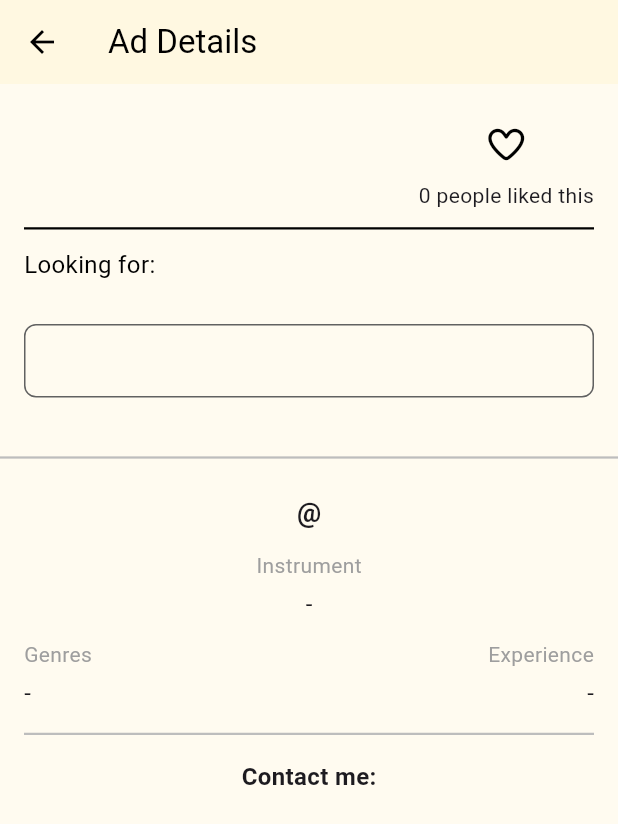
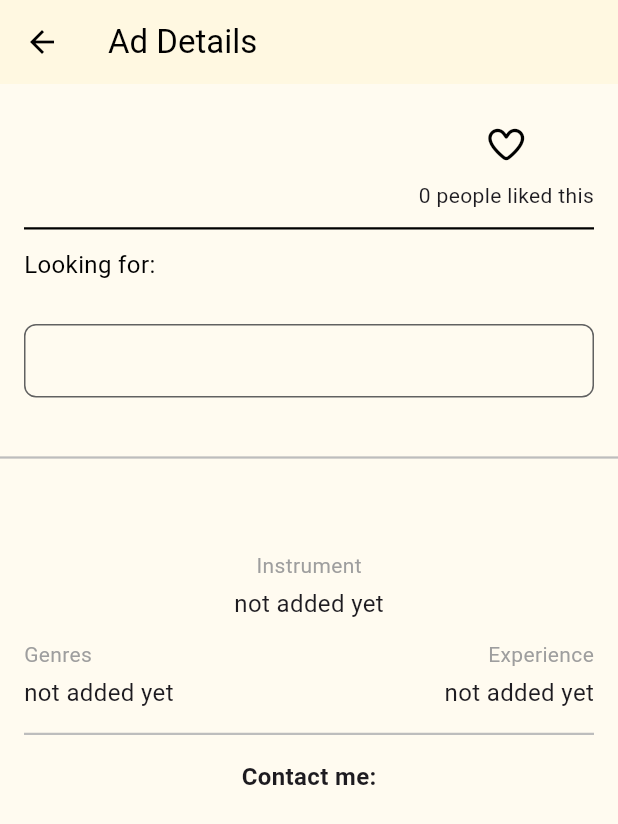
Before and after one commit to krlaan/musicland_app, a Flutter app: the PostDetailsView screen opened directly with empty values, on a phone screen of 412 x 824 dp. Shown: the top 824 px of the screen. Run offline on Flutter 3.47's test engine with Material 3 defaults, Android fonts, the light colour scheme and no system bars; our stand-ins replace cloud_firestore, firebase_auth, firebase_core, flutter_riverpod, font_awesome_flutter, freezed_annotation and 5 more; accounts and stored records are empty; generated files the repository leaves out were written again.

Commit message:
code design changes 3

```diff
--- a/lib/state/auth/backend/authenticator.dart
+++ b/lib/state/auth/backend/authenticator.dart
@@ -56,7 +56,6 @@ class Authenticator {
 
   Future<AuthResult> signInWithGoogle() async {
     try {
-      // Trigger the authentication flow
       final GoogleSignInAccount? googleUser = await GoogleSignIn().signIn();
 
       // If user cancels the sign-in
--- a/lib/state/auth/providers/authentication_provider.dart
+++ b/lib/state/auth/providers/authentication_provider.dart
@@ -90,11 +90,11 @@ class Authentication extends _$Authentication {
       final displayName = _authenticator.currentUserDisplayName;
       final email = _authenticator.currentUserEmail;
 
-      // Create user info with empty instruments and genres so profile setup form appears
+      // Create user info so profile setup form appears
       await saveUserInfo(
         userId: userId,
         email: email,
-        name: displayName ?? email?.split('@').first ?? 'User',
+        name: displayName,
       );
     }
 
--- a/lib/state/is_loading/providers/is_loading_provider.dart
+++ b/lib/state/is_loading/providers/is_loading_provider.dart
@@ -5,7 +5,6 @@ import 'package:riverpod_annotation/riverpod_annotation.dart';
 
 part 'is_loading_provider.g.dart';
 
-// TODO(all): Will add more providers here later
 @riverpod
 bool isLoading(Ref ref) {
   final authProvider = ref.watch(authenticationProvider);
--- a/lib/state/posts/providers/create_post_provider.dart
+++ b/lib/state/posts/providers/create_post_provider.dart
@@ -21,6 +21,7 @@ class CreatePost extends _$CreatePost {
     state = true;
     try {
       final userId = ref.read(userIdProvider);
+
       if (userId == null) {
         return false;
       }
--- a/lib/views/constants/app_colors.dart
+++ b/lib/views/constants/app_colors.dart
@@ -7,8 +7,13 @@ class AppColors {
 
   static const black = Colors.black;
   static const grey = Colors.grey;
+  static final darkGrey = Colors.grey[700];
+  static final lightGrey = Colors.grey[400];
+  static const blue = Colors.blue;
+  static final lightBlue = Colors.blue[700];
   static const red = Colors.red;
-  static final lightGrey = Colors.grey[400];
+
+  static final gold = Colors.amber[700];
   static const green = Colors.green;
   static const lightGreen = Colors.lightGreen;
   static const white = Colors.white;
--- a/lib/views/post_details/post_details_view.dart
+++ b/lib/views/post_details/post_details_view.dart
@@ -10,6 +10,10 @@ import 'package:musicland_app/views/components/likes/likes_count_view.dart';
 import 'package:musicland_app/views/constants/strings.dart';
 import 'package:musicland_app/views/dialogs/alert_dialog_model.dart';
 import 'package:musicland_app/views/dialogs/delete_dialog.dart';
+import 'package:musicland_app/views/constants/app_colors.dart';
+
+import '../components/animations/error_animation_view.dart';
+import '../components/animations/loading_animation_view.dart';
 
 class PostDetailsView extends ConsumerWidget {
   final Post post;
@@ -80,20 +84,22 @@ class PostDetailsView extends ConsumerWidget {
                   const SizedBox(height: 12),
                   // Divider line
                   const Divider(
-                    color: Colors.black,
+                    color: AppColors.black,
                     thickness: 1.5,
                     height: 1,
                   ),
                   const SizedBox(height: 12),
+
                   // Looking for
                   Text(
                     'Looking for: ${post.instrument}',
                     style: const TextStyle(
                       fontSize: 16,
-                      color: Colors.black,
+                      color: AppColors.black,
                     ),
                   ),
                   const SizedBox(height: 12),
+
                   // Genre and Experience
                   userInfo.when(
                     data: (userData) {
@@ -106,7 +112,7 @@ class PostDetailsView extends ConsumerWidget {
                               child: Row(
                                 children: [
                                   Icon(Icons.music_note,
-                                      size: 18, color: Colors.blue[700]),
+                                      size: 18, color: AppColors.lightBlue),
                                   const SizedBox(width: 6),
                                   Expanded(
                                     child: Text(
@@ -114,7 +120,7 @@ class PostDetailsView extends ConsumerWidget {
                                       style: TextStyle(
                                         fontSize: 15,
                                         fontWeight: FontWeight.w500,
-                                        color: Colors.blue[700],
+                                        color: AppColors.lightBlue,
                                       ),
                                       maxLines: 1,
                                       overflow: TextOverflow.ellipsis,
@@ -127,14 +133,14 @@ class PostDetailsView extends ConsumerWidget {
                             Row(
                               children: [
                                 Icon(Icons.star,
-                                    size: 18, color: Colors.amber[700]),
+                                    size: 18, color: AppColors.gold),
                                 const SizedBox(width: 6),
                                 Text(
                                   '${userData.experience} years',
                                   style: TextStyle(
                                     fontSize: 15,
                                     fontWeight: FontWeight.w500,
-                                    color: Colors.amber[700],
+                                    color: AppColors.gold,
                                   ),
                                 ),
                               ],
@@ -142,20 +148,17 @@ class PostDetailsView extends ConsumerWidget {
                         ],
                       );
                     },
-                    loading: () => const SizedBox(
-                      height: 16,
-                      width: 20,
-                      child: CircularProgressIndicator(strokeWidth: 2),
-                    ),
-                    error: (_, _) => const SizedBox.shrink(),
+                    loading: () => const LoadingAnimationView(),
+                    error: (_, _) => const ErrorAnimationView(),
                   ),
                   const SizedBox(height: 16),
+
                   // Description box
                   Container(
                     width: double.infinity,
                     padding: const EdgeInsets.all(12.0),
                     decoration: BoxDecoration(
-                      border: Border.all(color: Colors.grey[700]!),
+                      border: Border.all(color: AppColors.darkGrey!),
                       borderRadius: BorderRadius.circular(8),
                     ),
                     child: Text(
@@ -168,7 +171,7 @@ class PostDetailsView extends ConsumerWidget {
               ),
             ),
             Divider(
-              color: Colors.grey[400],
+              color: AppColors.lightGrey,
               thickness: 1.5,
             ),
             Padding(
@@ -181,7 +184,7 @@ class PostDetailsView extends ConsumerWidget {
                       // Username
                       Center(
                         child: Text(
-                          '@${userData.displayName}',
+                          userData.displayName,
                           style: const TextStyle(
                             fontSize: 18,
                             fontWeight: FontWeight.bold,
@@ -195,7 +198,7 @@ class PostDetailsView extends ConsumerWidget {
                           'Instrument',
                           style: TextStyle(
                             fontSize: 14,
-                            color: Colors.grey,
+                            color: AppColors.grey,
                           ),
                         ),
                       ),
@@ -204,11 +207,12 @@ class PostDetailsView extends ConsumerWidget {
                         child: Text(
                           userData.instruments.isNotEmpty
                               ? userData.instruments.join(', ')
-                              : '-',
+                              : 'not added yet',
                           style: const TextStyle(fontSize: 16),
                         ),
                       ),
                       const SizedBox(height: 12),
+
                       // Genres and Experience
                       Row(
                         children: [
@@ -220,20 +224,21 @@ class PostDetailsView extends ConsumerWidget {
                                   'Genres',
                                   style: TextStyle(
                                     fontSize: 14,
-                                    color: Colors.grey,
+                                    color: AppColors.grey,
                                   ),
                                 ),
                                 const SizedBox(height: 4),
                                 Text(
                                   userData.genres.isNotEmpty
                                       ? userData.genres.join(', ')
-                                      : '-',
+                                      : 'not added yet',
                                   style: const TextStyle(fontSize: 16),
                                 ),
                               ],
                             ),
                           ),
                           const SizedBox(width: 24),
+
                           Expanded(
                             child: Column(
                               crossAxisAlignment: CrossAxisAlignment.end,
@@ -242,14 +247,14 @@ class PostDetailsView extends ConsumerWidget {
                                   'Experience',
                                   style: TextStyle(
                                     fontSize: 14,
-                                    color: Colors.grey,
+                                    color: AppColors.grey,
                                   ),
                                 ),
                                 const SizedBox(height: 4),
                                 Text(
                                   post.experience.isNotEmpty
                                       ? '${post.experience} years'
-                                      : '-',
+                                      : 'not added yet',
                                   style: const TextStyle(fontSize: 16),
                                 ),
                               ],
@@ -260,11 +265,12 @@ class PostDetailsView extends ConsumerWidget {
                       const SizedBox(height: 16),
                       // Divider line
                       Divider(
-                        color: Colors.grey[400],
+                        color: AppColors.lightGrey,
                         thickness: 1.5,
                         height: 1,
                       ),
                       const SizedBox(height: 16),
+
                       // Contact me section
                       const Center(
                         child: Text(
@@ -281,17 +287,15 @@ class PostDetailsView extends ConsumerWidget {
                           userData.email ?? 'No email provided',
                           style: const TextStyle(
                             fontSize: 16,
-                            color: Colors.blue,
+                            color: AppColors.blue,
                           ),
                         ),
                       ),
                     ],
                   );
                 },
-                loading: () => const Center(
-                  child: CircularProgressIndicator(),
-                ),
-                error: (error, stackTrace) => Text('Error: $error'),
+                loading: () => const LoadingAnimationView(),
+                error: (_, _) => const ErrorAnimationView(),
               ),
             ),
           ],
```
Also changed, not shown: lib/views/components/post/post_thumbnail.dart (+15 -14 lines).
